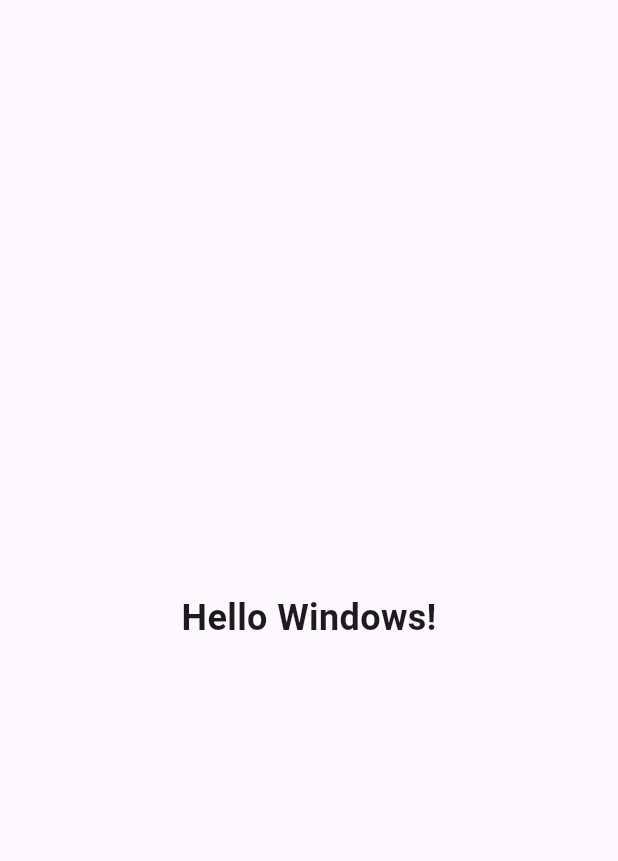
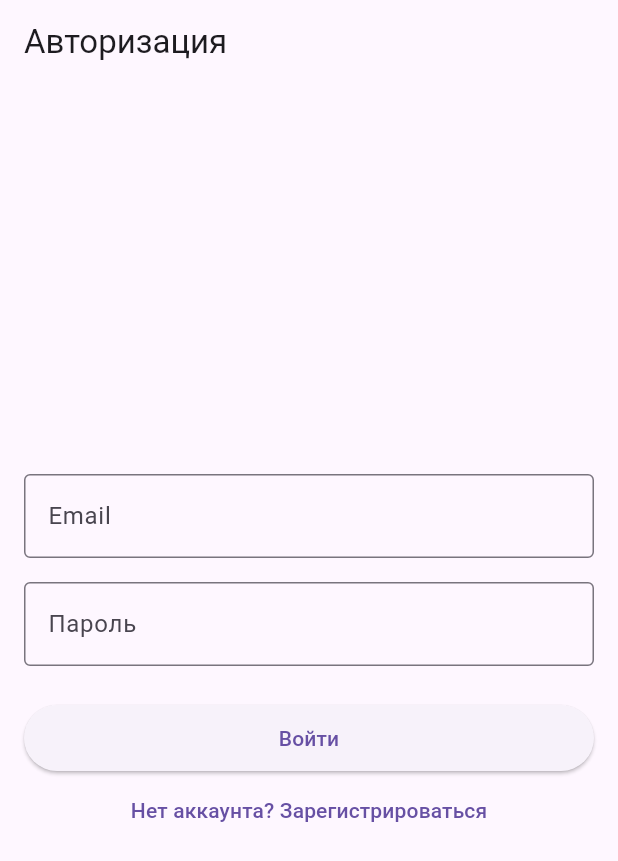
Before and after one commit to baghdat-bm/flutter_auth_app, a Flutter app: the screen it shows after launch, on a phone screen of 412 x 824 dp. Shown: the top 861 px of the screen. Run offline on Flutter 3.47's test engine with Material 3 defaults, Android fonts, the phone set to English and light mode, and no system bars.

Commit message:
add login and register UI screens with navigation

```diff
--- /dev/null
+++ b/lib/features/auth/presentation/screens/login_screen.dart
@@ -0,0 +1,67 @@
+import 'package:flutter/material.dart';
+import 'register_screen.dart';
+
+class LoginScreen extends StatelessWidget {
+  const LoginScreen({super.key});
+
+  @override
+  Widget build(BuildContext context) {
+    return Scaffold(
+      appBar: AppBar(title: const Text('Авторизация')),
+      body: Padding(
+        padding: const EdgeInsets.all(16.0), // Отступы от краев экрана
+        child: Center(
+          child: ConstrainedBox(
+            constraints: const BoxConstraints(
+              maxWidth: 400,
+            ), // Ограничим ширину для Desktop
+            child: Column(
+              mainAxisAlignment:
+                  MainAxisAlignment.center, // Центрируем по вертикали
+              crossAxisAlignment:
+                  CrossAxisAlignment.stretch, // Растягиваем элементы по ширине
+              children: [
+                const TextField(
+                  decoration: InputDecoration(
+                    labelText: 'Email',
+                    border: OutlineInputBorder(),
+                  ),
+                ),
+                const SizedBox(height: 16), // Пустое пространство между полями
+                const TextField(
+                  obscureText: true, // Скрываем ввод пароля
+                  decoration: InputDecoration(
+                    labelText: 'Пароль',
+                    border: OutlineInputBorder(),
+                  ),
+                ),
+                const SizedBox(height: 24),
+                ElevatedButton(
+                  onPressed: () {
+                    // Пока просто выведем в консоль
+                    print('Нажата кнопка Войти');
+                  },
+                  child: const Padding(
+                    padding: EdgeInsets.all(12.0),
+                    child: Text('Войти'),
+                  ),
+                ),
+                TextButton(
+                  onPressed: () {
+                    // Переход на экран регистрации
+                    Navigator.of(context).push(
+                      MaterialPageRoute(
+                        builder: (context) => const RegisterScreen(),
+                      ),
+                    );
+                  },
+                  child: const Text('Нет аккаунта? Зарегистрироваться'),
+                ),
+              ],
+            ),
+          ),
+        ),
+      ),
+    );
+  }
+}
--- a/lib/main.dart
+++ b/lib/main.dart
@@ -1,4 +1,5 @@
 import 'package:flutter/material.dart';
+import 'features/auth/presentation/screens/login_screen.dart';
 
 void main() {
   runApp(const AuthApp());
@@ -16,14 +17,7 @@ class AuthApp extends StatelessWidget {
         primarySwatch: Colors.blue,
         useMaterial3: true, // Используем современный стиль Material 3
       ),
-      home: const Scaffold(
-        body: Center(
-          child: Text(
-            'Hello Windows!',
-            style: TextStyle(fontSize: 24, fontWeight: FontWeight.bold),
-          ),
-        ),
-      ),
+      home: const LoginScreen(),
     );
   }
 }
```
Also changed, not shown: lib/features/auth/presentation/screens/register_screen.dart (added, +64 -0 lines).
